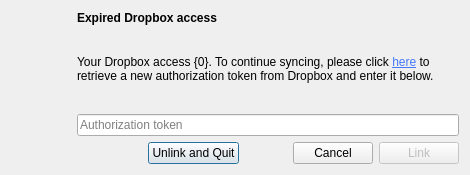
Above: maestral_qt/resources/relink_dialog.ui from samschott/maestral-qt before the change. Below: the same form after it.
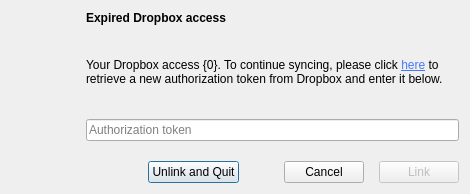
That is the form after the change. Custom widgets are drawn as their Qt base class.

Commit message: layout tweaks to RelinkDialog

```diff
--- a/maestral_qt/resources/relink_dialog.ui
+++ b/maestral_qt/resources/relink_dialog.ui
@@ -7,7 +7,7 @@
     <x>0</x>
     <y>0</y>
     <width>470</width>
-    <height>175</height>
+    <height>194</height>
    </rect>
   </property>
   <property name="sizePolicy">
@@ -32,10 +32,22 @@
    <string/>
   </property>
   <layout class="QGridLayout" name="gridLayout" rowstretch="0,1,1,0">
+   <property name="horizontalSpacing">
+    <number>15</number>
+   </property>
+   <property name="verticalSpacing">
+    <number>20</number>
+   </property>
    <item row="1" column="1" colspan="6">
     <widget class="QLabel" name="infoLabel">
+     <property name="minimumSize">
+      <size>
+       <width>0</width>
+       <height>50</height>
+      </size>
+     </property>
      <property name="text">
-      <string>&lt;html&gt;&lt;head/&gt;&lt;body&gt;&lt;p&gt;Your Dropbox access {0}. To continue syncing, please click &lt;a href=&quot;{1}&quot; style=&quot;color: rgb(68, 121, 251)&quot;&gt;here&lt;/a&gt; to retrieve a new authorization token from Dropbox and enter it below.&lt;/p&gt;&lt;/body&gt;&lt;/html&gt;</string>
+      <string>Your Dropbox access {0}. To continue syncing, please click &lt;a href=&quot;{1}&quot; style=&quot;color: rgb(68, 121, 251)&quot;&gt;here&lt;/a&gt; to retrieve a new authorization token from Dropbox and enter it below.</string>
      </property>
      <property name="wordWrap">
       <bool>true</bool>
```
